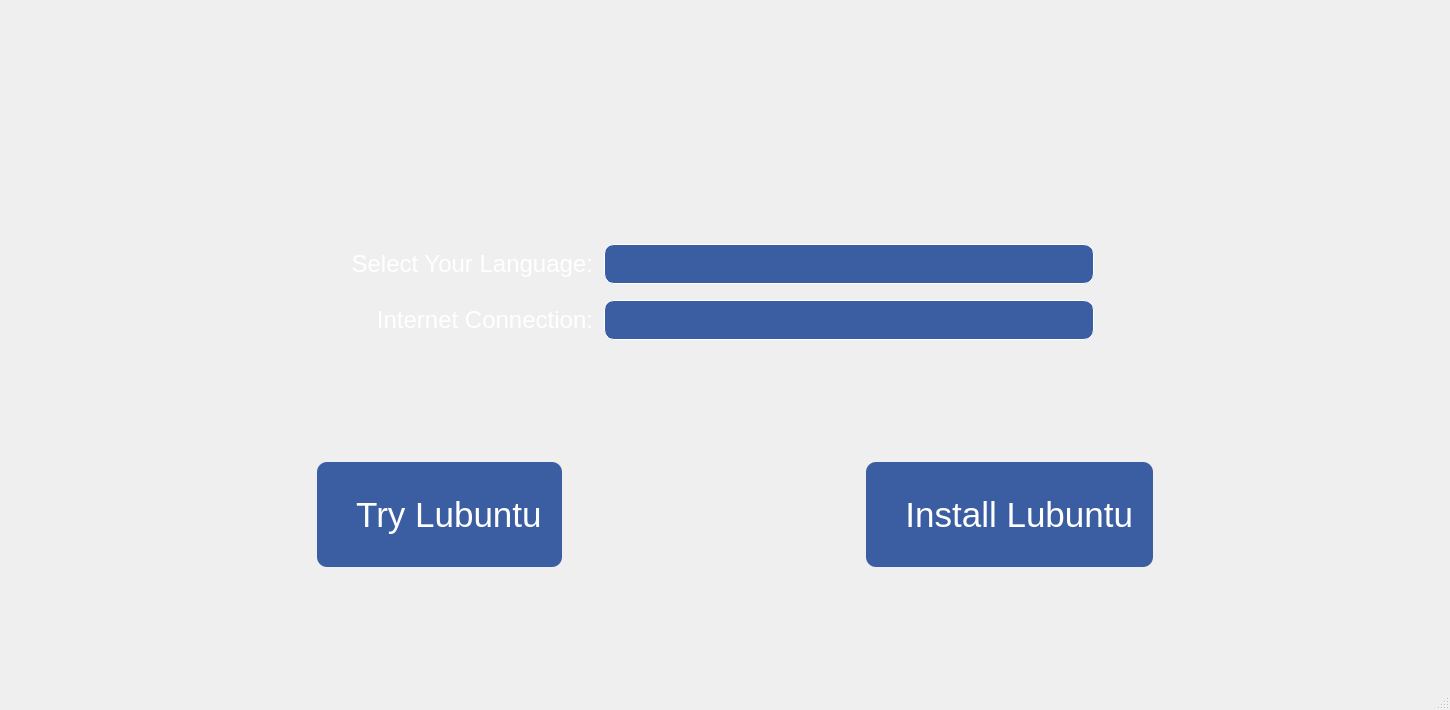
This is src/installerprompt.ui in lubuntu-team/installer-prompt as Qt 5 draws it before an edit. The edited form follows.
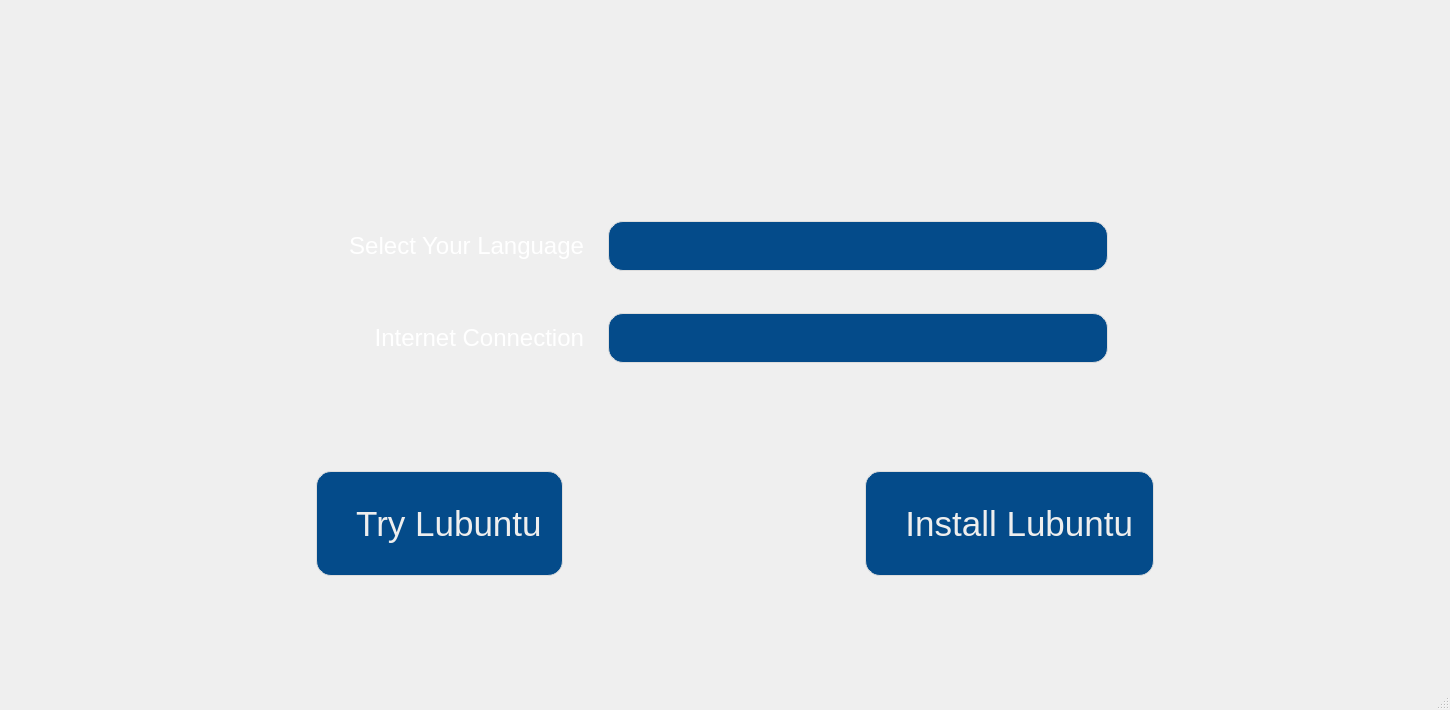
This is the edited form. Icons and pictures are not drawn.

Commit message: UI overhaul, switch to native packaging, fix network-related bugs

Diff of the .ui file:
```diff
--- a/src/installerprompt.ui
+++ b/src/installerprompt.ui
@@ -25,7 +25,7 @@
 }
 
 QPushButton {
-    background-color: rgba(200, 200, 200, 0.8);
+    background-color: rgb(200, 200, 200);
     color: #ffffff;
     border-radius: 10px;
     padding: 10px 20px;
@@ -37,17 +37,22 @@
 }
 
 QPushButton:disabled {
-    background-color: rgba(169, 169, 169, 0.8);
+    background-color: rgb(169, 169, 169);
     color: #ffffff;
 }
 
 QComboBox, QLineEdit {
-    background-color: #3b5da2;
-    color: #ffffff;
-    border: 1px solid #ffffff;
-    border-radius: 10px;
-    padding: 5px;
-    margin: 5px;
+/*    background-color: #315764; */
+/*    background-color: #729fa5;  */
+    background-color: #044b8a;
+    color: #ddd;
+    border: 1px solid #ddd;
+    border-radius: 15px;
+    padding: 6px 12px;
+}
+
+QComboBox:hover {
+    background-color: #6172d1; color: #fff; border-color: #fff;
 }
 
 QComboBox::drop-down {
@@ -62,6 +67,7 @@
 
 QLabel {
     color: #ffffff;
+    margin-right: 12px;
 }
 
 QLabel#logoLabel {
@@ -69,12 +75,20 @@
     background-color: transparent;
 }
 
-QLabel#incorrectPassword {
-    color: red;
+QPushButton {
+	background-color: #044b8a; color: #eee; border: 1px solid #ddd; border-radius: 15px;
 }
 
-KBusyIndicatorWidget {
-    color: blue;
+QPushButton:hover {
+    background-color: #6172d1; color: #fff; border-color: #fff;
+}
+
+QPushButton:disabled {
+    background-color: #808080; color: white; border-radius: 15px;
+}
+
+QToolTip {
+	background-color: rgba(230, 230, 230, 0.85); padding: 12px; border-radius: 15px; border: 1px solid #e4e4e4; font: 12px 'Ubuntu Light'; color: #696b6f; line-height: 18px;
 }</string>
   </property>
   <widget class="QWidget" name="centralwidget">
@@ -199,41 +213,13 @@
            </font>
           </property>
           <property name="text">
-           <string>Select Your Language:</string>
+           <string>Select Your Language</string>
           </property>
           <property name="alignment">
            <set>Qt::AlignRight|Qt::AlignTrailing|Qt::AlignVCenter</set>
           </property>
          </widget>
         </item>
-        <item row="1" column="1">
-         <widget class="QComboBox" name="networkComboBox">
-          <property name="sizePolicy">
-           <sizepolicy hsizetype="Preferred" vsizetype="Fixed">
-            <horstretch>0</horstretch>
-            <verstretch>0</verstretch>
-           </sizepolicy>
-          </property>
-          <property name="minimumSize">
-           <size>
-            <width>500</width>
-            <height>50</height>
-           </size>
-          </property>
-          <property name="maximumSize">
-           <size>
-            <width>500</width>
-            <height>50</height>
-           </size>
-          </property>
-          <property name="font">
-           <font>
-            <family>Ubuntu</family>
-            <pointsize>16</pointsize>
-           </font>
-          </property>
-         </widget>
-        </item>
         <item row="0" column="1">
          <widget class="QComboBox" name="languageComboBox">
           <property name="sizePolicy">
@@ -262,7 +248,38 @@
           </property>
          </widget>
         </item>
-        <item row="1" column="0">
+        <item row="2" column="1">
+         <widget class="QComboBox" name="networkComboBox">
+          <property name="sizePolicy">
+           <sizepolicy hsizetype="Preferred" vsizetype="Fixed">
+            <horstretch>0</horstretch>
+            <verstretch>0</verstretch>
+           </sizepolicy>
+          </property>
+          <property name="minimumSize">
+           <size>
+            <width>500</width>
+            <height>50</height>
+           </size>
+          </property>
+          <property name="maximumSize">
+           <size>
+            <width>500</width>
+            <height>50</height>
+           </size>
+          </property>
+          <property name="font">
+           <font>
+            <family>Ubuntu</family>
+            <pointsize>16</pointsize>
+           </font>
+          </property>
+          <property name="cursor">
+           <cursorShape>PointingHandCursor</cursorShape>
+          </property>
+         </widget>
+        </item>
+        <item row="2" column="0">
          <widget class="QLabel" name="WiFiLabel">
           <property name="sizePolicy">
            <sizepolicy hsizetype="Expanding" vsizetype="Preferred">
@@ -278,13 +295,29 @@
            </font>
           </property>
           <property name="text">
-           <string>Internet Connection:</string>
+           <string>Internet Connection</string>
           </property>
           <property name="alignment">
            <set>Qt::AlignRight|Qt::AlignTrailing|Qt::AlignVCenter</set>
           </property>
          </widget>
         </item>
+        <item row="1" column="1">
+         <spacer name="verticalSpacer_6">
+          <property name="orientation">
+           <enum>Qt::Vertical</enum>
+          </property>
+          <property name="sizeType">
+           <enum>QSizePolicy::Fixed</enum>
+          </property>
+          <property name="sizeHint" stdset="0">
+           <size>
+            <width>20</width>
+            <height>36</height>
+           </size>
+          </property>
+         </spacer>
+        </item>
        </layout>
       </item>
       <item>
@@ -373,18 +406,6 @@
         <property name="autoFillBackground">
          <bool>false</bool>
         </property>
-        <property name="styleSheet">
-         <string notr="true">QPushButton {
-	background-color: #3b5da2; color: white; border-radius: 10px;
-}
-QPushButton:disabled {
-    background-color: #808080; color: white; border-radius: 10px;
-}
-QToolTip {
-	background-color: rgb(150, 150, 150); color: white; border: 1px solid black;
-	font: 9pt &quot;Ubuntu&quot;;
-}</string>
-        </property>
         <property name="text">
          <string>  Try Lubuntu</string>
         </property>
@@ -437,17 +458,8 @@
         <property name="toolTip">
          <string>&lt;html&gt;&lt;head/&gt;&lt;body&gt;&lt;p&gt;&lt;span style=&quot; font-size:12pt;&quot;&gt;Install Lubuntu onto your system. You can install Lubuntu by itself, or alongside an existing operating system.&lt;/span&gt;&lt;/p&gt;&lt;/body&gt;&lt;/html&gt;</string>
         </property>
-        <property name="styleSheet">
-         <string notr="true">QPushButton {
-	background-color: #3b5da2; color: white; border-radius: 10px;
-}
-QPushButton:disabled {
-    background-color: #808080; color: white; border-radius: 10px;
-}
-QToolTip {
-	background-color: rgb(150, 150, 150); color: white; border: 1px solid black;
-	font: 9pt &quot;Ubuntu&quot;;
-}</string>
+        <property name="autoFillBackground">
+         <bool>false</bool>
         </property>
         <property name="text">
          <string>  Install Lubuntu</string>
```
Left out of the diff: 15 changed lines with no effect on the pictures. The commit also changes 22 other files.
